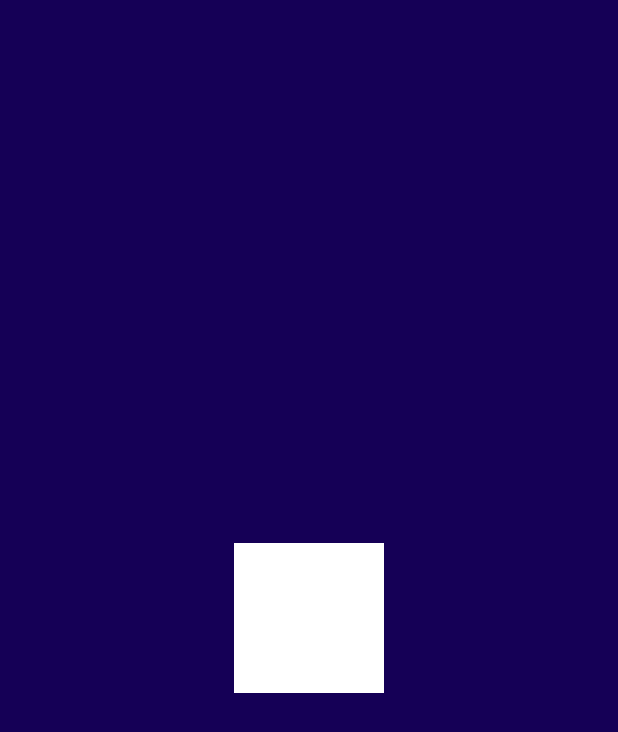
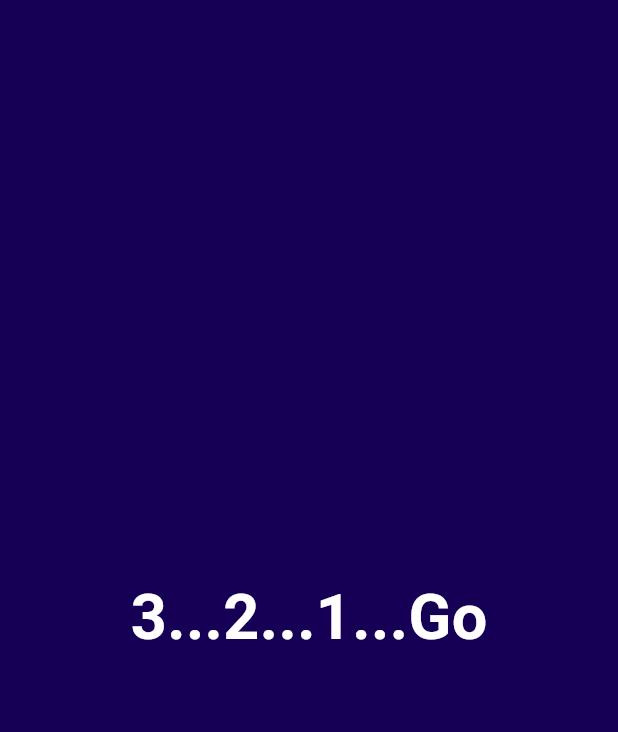
Before and after one commit to H4R1-4926/bingo, a Flutter app: the SplashScreen screen opened directly, on a phone screen of 412 x 824 dp. Shown: the top 732 px of the screen. Run offline on Flutter 3.47's test engine with Material 3 defaults, Android fonts, the phone set to English and light mode, and no system bars; our stand-ins replace audioplayers, bloc, flutter_bloc, freezed_annotation, lottie, shared_preferences; accounts and stored records are empty.

Commit message:
splash timing

```diff
--- a/lib/Application/Splash/splash_bloc.dart
+++ b/lib/Application/Splash/splash_bloc.dart
@@ -9,7 +9,7 @@ class SplashBloc extends Bloc<SplashEvent, SplashState> {
   SplashBloc() : super(SplashState.initital()) {
     on<_Started>((event, emit) async {
       emit(const SplashState(loading: true, loaded: false));
-      await Future.delayed(const Duration(milliseconds: 100));
+      await Future.delayed(const Duration(seconds: 2));
       emit(const SplashState(loading: false, loaded: true));
     });
   }
--- a/lib/Presentation/Splash/starting_screen.dart
+++ b/lib/Presentation/Splash/starting_screen.dart
@@ -6,8 +6,14 @@ class SplashScreen extends StatelessWidget {
 
   @override
   Widget build(BuildContext context) {
-    return Scaffold(
+    return const Scaffold(
         backgroundColor: kthemecolor,
-        body: Center(child: Container(height: 100, width: 100, color: kWhite)));
+        body: Center(
+          child: Text(
+            '3...2...1...Go',
+            style: TextStyle(
+                color: kWhite, fontSize: 42, fontWeight: FontWeight.bold),
+          ),
+        ));
   }
 }
```
Also changed, not shown: assets/lottie/countdown.json (deleted, +0 -1 lines).
